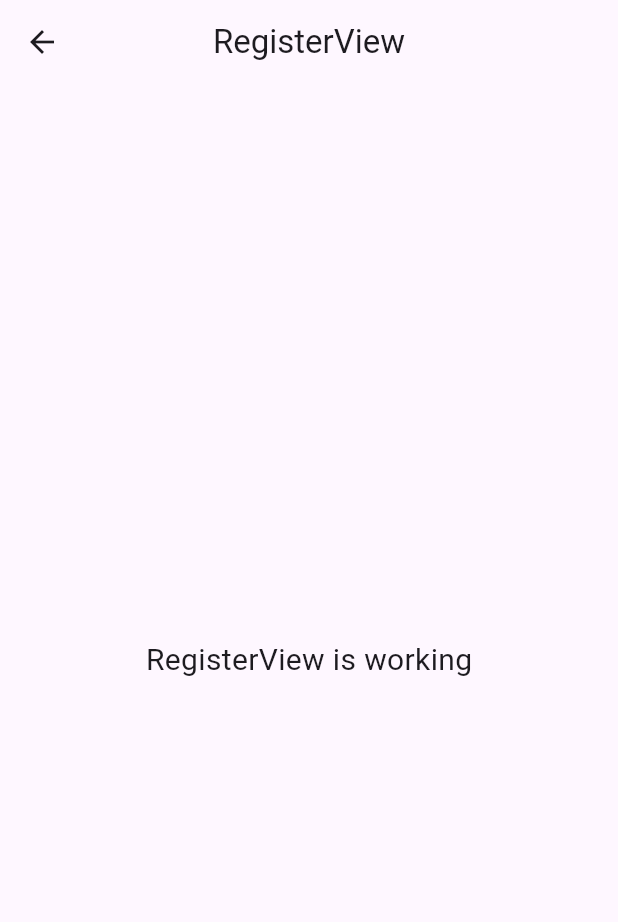
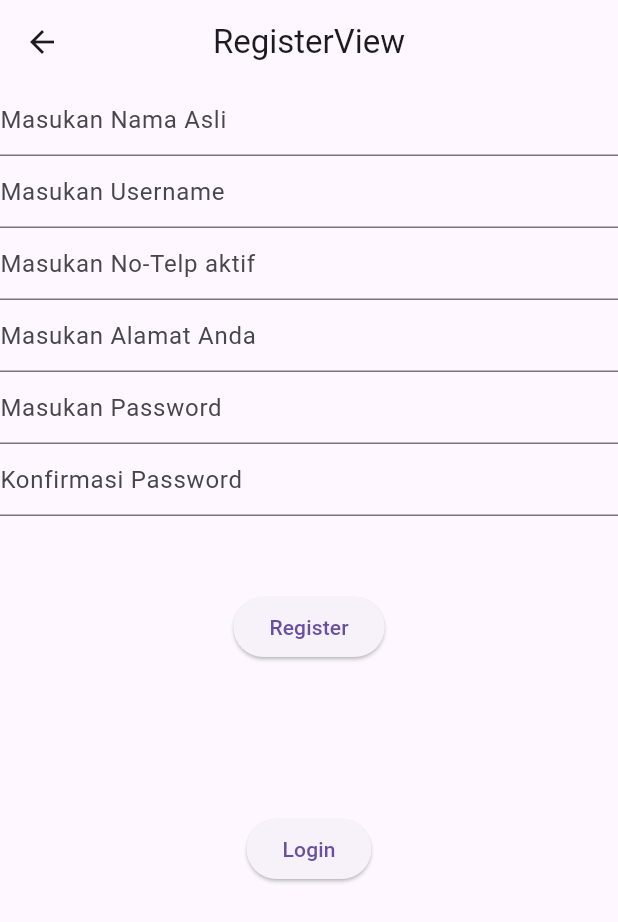
Before and after one commit to KuroiiDev/peminjam_perpustakaan_kelas_b, a Flutter app: the RegisterView screen opened by its route, on a phone screen of 412 x 824 dp. Shown: the top 922 px of the screen. Run offline on Flutter 3.47's test engine with Material 3 defaults, Android fonts, the phone set to English and light mode, and no system bars; our stand-ins replace dio, get, get_storage, pretty_dio_logger; accounts and stored records are empty.

Commit message:
add Register :)

```diff
--- a/lib/app/modules/home/controllers/home_controller.dart
+++ b/lib/app/modules/home/controllers/home_controller.dart
@@ -1,4 +1,9 @@
+import 'dart:developer';
+
 import 'package:get/get.dart';
+
+import '../../../data/provider/storage_provider.dart';
+import '../../../routes/app_pages.dart';
 
 class HomeController extends GetxController {
   //TODO: Implement HomeController
@@ -12,6 +17,11 @@ class HomeController extends GetxController {
   @override
   void onReady() {
     super.onReady();
+    String status = StorageProvider.read(StorageKey.status);
+    log("status : $status");
+    if (status != "logged"){
+      Get.offAllNamed(Routes.LOGIN);
+    }
   }
 
   @override
--- a/lib/app/modules/login/views/login_view.dart
+++ b/lib/app/modules/login/views/login_view.dart
@@ -2,6 +2,7 @@ import 'package:flutter/material.dart';
 
 import 'package:get/get.dart';
 
+import '../../../routes/app_pages.dart';
 import '../controllers/login_controller.dart';
 
 class LoginView extends GetView<LoginController> {
@@ -13,11 +14,45 @@ class LoginView extends GetView<LoginController> {
         title: const Text('LoginView'),
         centerTitle: true,
       ),
-      body: const Center(
-        child: Text(
-          'LoginView is working',
-          style: TextStyle(fontSize: 20),
-        ),
+      body: Center(
+          child: Form(
+            key: controller.formKey,
+            child: Column(
+              children: [
+                TextFormField(
+                  controller: controller.usernameController,
+                  decoration: InputDecoration(hintText: "Masukan Username"),
+                  validator: (value){
+                    if (value!.isEmpty){
+                      return "Username tidak Boleh Kosong";
+                    }
+                    return null;
+                  },
+                ),
+                TextFormField(
+                  controller: controller.passwordController,
+                  decoration: InputDecoration(hintText: "Masukan Password"),
+                  validator: (value){
+                    if (value!.isEmpty){
+                      return "Password Tidak Boleh Kosong";
+                    }
+                    return null;
+                  },
+                  obscureText: true,
+                ),
+                SizedBox(height: 50),
+                Obx(() => controller.loading.value?
+                CircularProgressIndicator():
+                ElevatedButton(onPressed: (){
+                  controller.login();
+                },child: Text("Login"))),
+                SizedBox(height: 100),
+                ElevatedButton(
+                    onPressed: () => Get.offAllNamed(Routes.REGISTER),
+                    child: Text("Register"))
+              ],
+            ),
+          )
       ),
     );
   }
--- a/lib/app/modules/register/controllers/register_controller.dart
+++ b/lib/app/modules/register/controllers/register_controller.dart
@@ -1,7 +1,22 @@
+import 'package:dio/dio.dart';
+import 'package:flutter/cupertino.dart';
+import 'package:flutter/material.dart';
 import 'package:get/get.dart';
+
+import '../../../data/constant/endpoint.dart';
+import '../../../data/provider/api_provider.dart';
+import '../../../routes/app_pages.dart';
 
 class RegisterController extends GetxController {
   //TODO: Implement RegisterController
+  final loading = false.obs;
+  final GlobalKey<FormState> formKey = GlobalKey<FormState>();
+  final TextEditingController usernameController = TextEditingController();
+  final TextEditingController namaController = TextEditingController();
+  final TextEditingController telpController = TextEditingController();
+  final TextEditingController alamatController = TextEditingController();
+  final TextEditingController passwordController = TextEditingController();
+  final TextEditingController confirmController = TextEditingController();
 
   final count = 0.obs;
   @override
@@ -19,5 +34,44 @@ class RegisterController extends GetxController {
     super.onClose();
   }
 
-  void increment() => count.value++;
+  regis() async {
+    loading(true);
+    if (passwordController.text.toString() == confirmController.text.toString()) {
+      try {
+        FocusScope.of(Get.context!).unfocus();
+        formKey.currentState?.save();
+        if (formKey.currentState!.validate()) {
+          final response = await ApiProvider.instance().post(Endpoint.register,data:
+          {
+            "nama": namaController.text.toString(),
+            "username": usernameController.text.toString(),
+            "telp": telpController.text.toString(),
+            "alamat": alamatController.text.toString(),
+            "password": passwordController.text.toString(),
+          });
+          if (response.statusCode == 201) {
+            Get.snackbar("Success", "Register Sukses! mohon Login..", backgroundColor: Colors.green);
+            Get.offAllNamed(Routes.LOGIN);
+          } else {
+            Get.snackbar("Sorry", "Register gagal", backgroundColor: Colors.orange);
+          }
+        }
+        loading(false);
+      }on DioException catch(e) {
+        loading(false);
+        if (e.response != null){
+          if (e.response?.data != null){
+            Get.snackbar("Sorry", "${e.response?.data['message']}", backgroundColor: Colors.orange);
+          }
+        } else {
+          Get.snackbar("Sorry", e.message ?? "", backgroundColor: Colors.red);
+        }
+      }catch (e) {loading(false);
+      Get.snackbar("Error", e.toString(), backgroundColor: Colors.red);
+      }
+    }else{
+      Get.snackbar("Error", "Konfirmasi Password Tidak Sesuai", backgroundColor: Colors.red);
+      loading(false);
+    }
+  }
 }
--- a/lib/app/modules/register/views/register_view.dart
+++ b/lib/app/modules/register/views/register_view.dart
@@ -2,6 +2,7 @@ import 'package:flutter/material.dart';
 
 import 'package:get/get.dart';
 
+import '../../../routes/app_pages.dart';
 import '../controllers/register_controller.dart';
 
 class RegisterView extends GetView<RegisterController> {
@@ -13,11 +14,82 @@ class RegisterView extends GetView<RegisterController> {
         title: const Text('RegisterView'),
         centerTitle: true,
       ),
-      body: const Center(
-        child: Text(
-          'RegisterView is working',
-          style: TextStyle(fontSize: 20),
-        ),
+      body: Center(
+          child: Form(
+            key: controller.formKey,
+            child: Column(
+              children: [
+                TextFormField(
+                  controller: controller.namaController,
+                  decoration: InputDecoration(hintText: "Masukan Nama Asli"),
+                  validator: (value){
+                    if (value!.isEmpty){
+                      return "Nama tidak Boleh Kosong";
+                    }
+                    return null;
+                  },
+                ),TextFormField(
+                  controller: controller.usernameController,
+                  decoration: InputDecoration(hintText: "Masukan Username"),
+                  validator: (value){
+                    if (value!.isEmpty){
+                      return "Username tidak Boleh Kosong";
+                    }
+                    return null;
+                  },
+                ),TextFormField(
+                  controller: controller.telpController,
+                  decoration: InputDecoration(hintText: "Masukan No-Telp aktif"),
+                  validator: (value){
+                    if (value!.isEmpty){
+                      return "nomer tidak Boleh Kosong";
+                    }
+                    return null;
+                  },
+                ),TextFormField(
+                  controller: controller.alamatController,
+                  decoration: InputDecoration(hintText: "Masukan Alamat Anda"),
+                  validator: (value){
+                    if (value!.isEmpty){
+                      return "alamat tidak Boleh Kosong";
+                    }
+                    return null;
+                  },
+                ),
+                TextFormField(
+                  controller: controller.passwordController,
+                  decoration: InputDecoration(hintText: "Masukan Password"),
+                  validator: (value){
+                    if (value!.isEmpty){
+                      return "Password Tidak Boleh Kosong";
+                    }
+                    return null;
+                  },
+                  obscureText: true,
+                ),TextFormField(
+                  controller: controller.confirmController,
+                  decoration: InputDecoration(hintText: "Konfirmasi Password"),
+                  validator: (value){
+                    if (value!.isEmpty){
+                      return "Konfirmasi Terlebih Dahulu";
+                    }
+                    return null;
+                  },
+                  obscureText: true,
+                ),
+                SizedBox(height: 50),
+                Obx(() => controller.loading.value?
+                CircularProgressIndicator():
+                ElevatedButton(onPressed: (){
+                  controller.regis();
+                },child: Text("Register"))),
+                SizedBox(height: 100),
+                ElevatedButton(
+                    onPressed: () => Get.offAllNamed(Routes.REGISTER),
+                    child: Text("Login"))
+              ],
+            ),
+          )
       ),
     );
   }
--- a/lib/app/routes/app_pages.dart
+++ b/lib/app/routes/app_pages.dart
@@ -16,7 +16,7 @@ part 'app_routes.dart';
 class AppPages {
   AppPages._();
 
-  static const INITIAL = Routes.HOME;
+  static const INITIAL = Routes.LOGIN;
 
   static final routes = [
     GetPage(
```
Also changed, not shown: lib/app/modules/login/controllers/login_controller.dart (+50 -1 lines), 13 other files.
